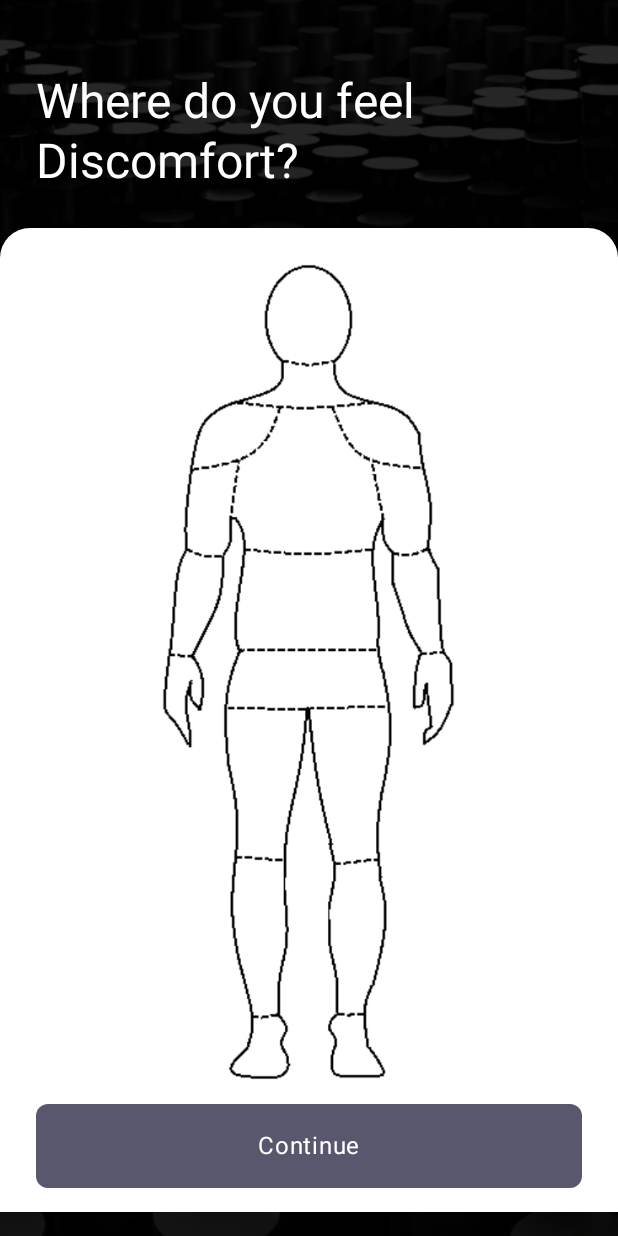
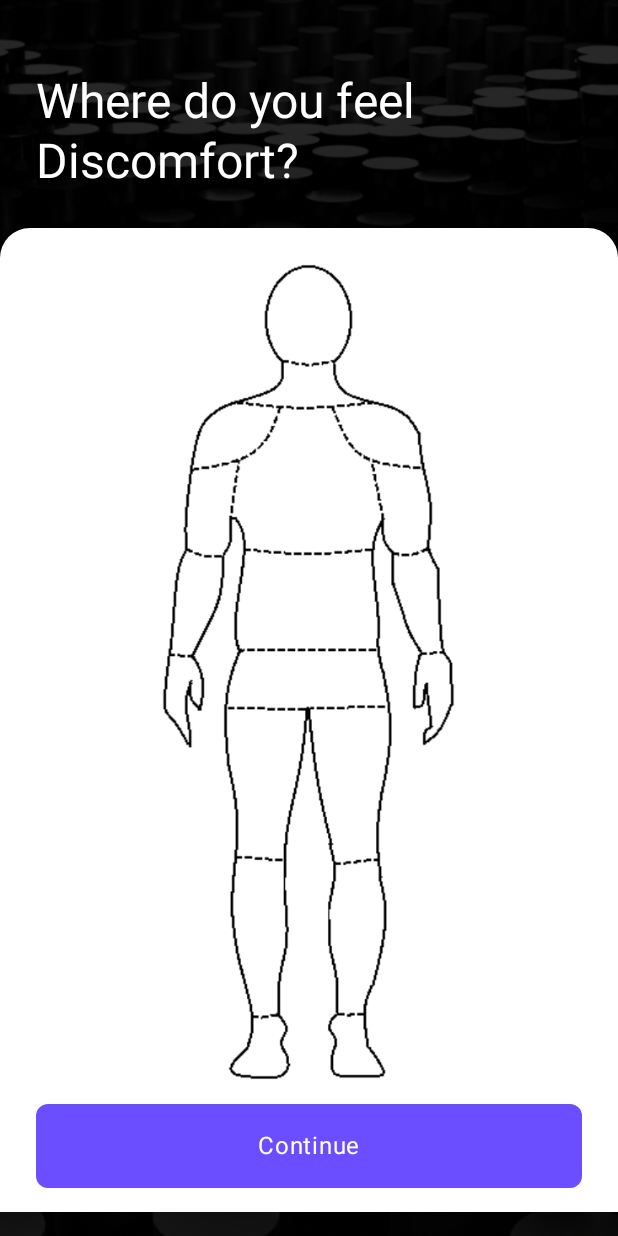
Before and after one commit to ClupTheGreat/Doctor-on-Call, an Android app built with Jetpack Compose: the BodySelectScreen screen opened through its navigation route, after a tap on "Continue", on a phone screen of 412 x 824 dp. Run offline under Robolectric (Android 15) with nearby library versions, the phone set to English and light mode, and no system bars; our stand-ins replace Dagger/Hilt's generated code.

Commit message:
Body Selection creations

```diff
--- a/app/src/main/java/com/iiser/doctor_on_call/presentation/bodySelect/BodySelectScreen.kt
+++ b/app/src/main/java/com/iiser/doctor_on_call/presentation/bodySelect/BodySelectScreen.kt
@@ -1,5 +1,7 @@
 package com.iiser.doctor_on_call.presentation.bodySelect
 
+import android.net.Uri
+import android.widget.Toast
 import androidx.compose.foundation.Canvas
 import androidx.compose.foundation.Image
 import androidx.compose.foundation.background
@@ -34,12 +36,14 @@ import androidx.compose.ui.graphics.graphicsLayer
 import androidx.compose.ui.input.pointer.pointerInput
 import androidx.compose.ui.layout.ContentScale
 import androidx.compose.ui.layout.onSizeChanged
+import androidx.compose.ui.platform.LocalContext
 import androidx.compose.ui.platform.LocalDensity
 import androidx.compose.ui.res.painterResource
-import androidx.compose.ui.tooling.preview.Preview
 import androidx.compose.ui.unit.IntSize
 import androidx.compose.ui.unit.dp
 import androidx.compose.ui.unit.sp
+import androidx.navigation.NavHostController
+import com.google.gson.Gson
 import com.iiser.doctor_on_call.R
 import com.iiser.doctor_on_call.presentation.screens.Screen
 import kotlin.math.pow
@@ -1336,6 +1340,8 @@ import kotlin.math.sqrt
 //    BodySelectScreen()
 //}
 
+
+// Class to define the body part, Single Region being singular body part eg: Head, Paired meaning multiples eg: arms
 sealed class BodyRegion(
     val displayName: String,
     val selectionKey: String // Used to group related regions
@@ -1354,7 +1360,7 @@ sealed class BodyRegion(
     ) : BodyRegion(displayName, displayName)
 }
 
-// Data class for defining clickable areas
+// Hitbox for body parts
 data class BodyPartBounds(
     val normalizedX: Float,  // x-coordinate (0.0-1.0)
     val normalizedY: Float,  // y-coordinate (0.0-1.0)
@@ -1362,7 +1368,9 @@ data class BodyPartBounds(
     val hitboxRadius: Float = normalizedRadius * 1.5f  // larger hitbox for easier selection
 )
 
-// All body regions with paired regions moved further apart to prevent clipping
+// All body regions with paired regions approximate locations according to the emulator, to be changed in future.
+// TODO
+
 val bodyRegions = listOf(
     // Head area (single)
     BodyRegion.SingleRegion(
@@ -1442,14 +1450,17 @@ val bodyRegions = listOf(
 fun BodySelectScreen(
     // Added debug mode flag
     showHitboxes: Boolean,
-    onNavigateToQuizPageScreen: () -> Unit
+    controller: NavHostController
 ) {
+    val context = LocalContext.current
     // Observable list of selected body regions
     val selectedRegions = remember { mutableStateListOf<String>() }
 
     // Track the container size to calculate absolute coordinates
     var containerSize by remember { mutableStateOf(IntSize.Zero) }
     val density = LocalDensity.current
+
+    var selectedRegionsText = "No regions selected"
 
     Box(
         modifier = Modifier.fillMaxSize()
@@ -1635,13 +1646,27 @@ fun BodySelectScreen(
 
                 // Button at the bottom
                 Button(
-                    onClick = { /* To be implemented later */ },
+                    onClick = { selectedRegionsText = if (selectedRegions.isEmpty()) {
+                        "No regions selected"
+                    } else {
+                        selectedRegions.joinToString(", ")
+                    }
+
+                        // Create and show toast with the selected regions
+
+                        Toast.makeText(context, selectedRegionsText, Toast.LENGTH_SHORT).show()
+
+                        if (selectedRegions.isNotEmpty()){
+                            controller.navigate("quiz_page/$selectedRegionsText")
+                        }
+
+                              },
                     modifier = Modifier
                         .fillMaxWidth()
                         .padding(horizontal = 24.dp, vertical = 16.dp)
                         .height(56.dp),
                     colors = ButtonDefaults.buttonColors(
-                        containerColor = Color(0xFF58576D)
+                        containerColor = Color(0xFF6B4EFF)
                     ),
                     shape = RoundedCornerShape(8.dp)
                 ) {
--- a/app/src/main/java/com/iiser/doctor_on_call/presentation/quiz/QuizScreen.kt
+++ b/app/src/main/java/com/iiser/doctor_on_call/presentation/quiz/QuizScreen.kt
@@ -34,15 +34,15 @@ import androidx.compose.ui.res.painterResource
 import androidx.compose.ui.text.font.FontWeight
 import androidx.compose.ui.unit.dp
 import androidx.hilt.navigation.compose.hiltViewModel
-import androidx.lifecycle.viewmodel.compose.viewModel
 import com.iiser.doctor_on_call.R
 import com.iiser.doctor_on_call.data.model.DiagnosisResultItemModel
 
 @Composable
 fun QuizScreen(
     viewModel: QuizViewModel = hiltViewModel(),
-    onBackClick:() -> Unit,
-    onComplete:(DiagnosisResultItemModel?) -> Unit
+    onBackClick: () -> Unit,
+    onComplete: (DiagnosisResultItemModel?) -> Unit,
+    selectedRegionsText: String?
 ) {
 
     val uiState by viewModel.uiState.collectAsState()
--- a/app/src/main/java/com/iiser/doctor_on_call/presentation/screens/Screen.kt
+++ b/app/src/main/java/com/iiser/doctor_on_call/presentation/screens/Screen.kt
@@ -9,7 +9,7 @@ import com.google.gson.Gson
 sealed class Screen(val route: String) {
     object Auth : Screen("auth")
     object Dashboard : Screen("dashboard")
-    object QuizPage : Screen("quiz_page")
+    object QuizPage : Screen("quiz_page/{selectedRegionsText}")
     object ResultsPage : Screen("results_page/{diagnosisResult}") {
         fun createRoute(diagnosisResult: DiagnosisResultItemModel): String {
             val jsonString = Uri.encode(Gson().toJson(diagnosisResult))
```
Also changed, not shown: app/src/main/java/com/iiser/doctor_on_call/presentation/navigation/NavGraph.kt (+6 -4 lines).
